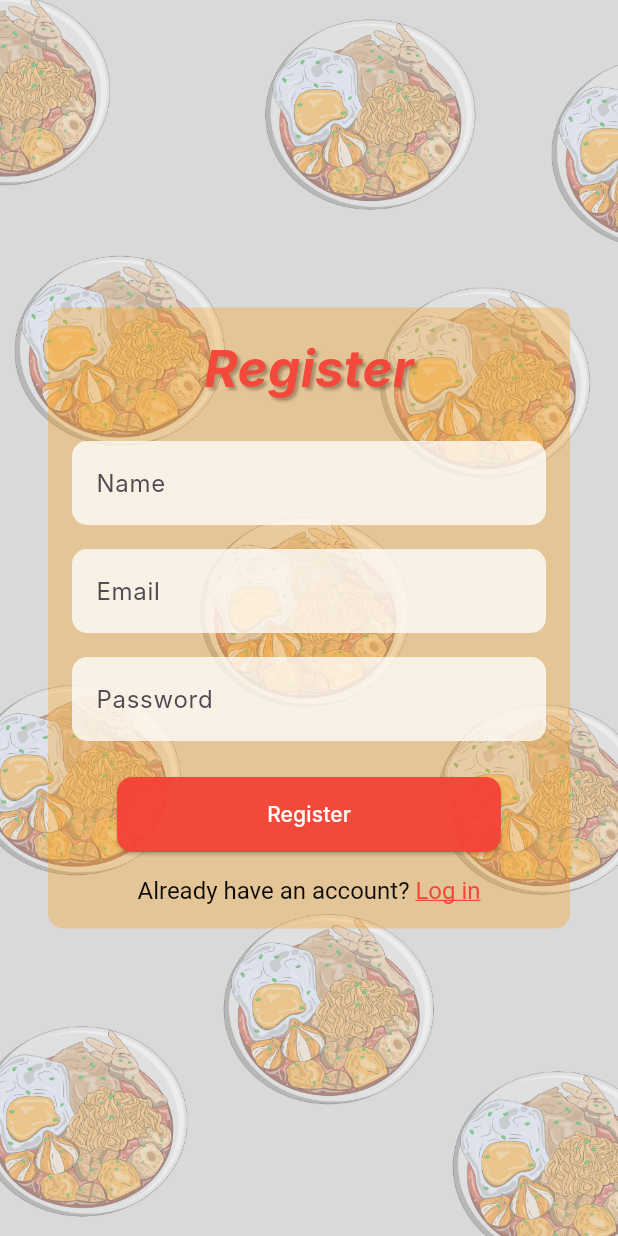
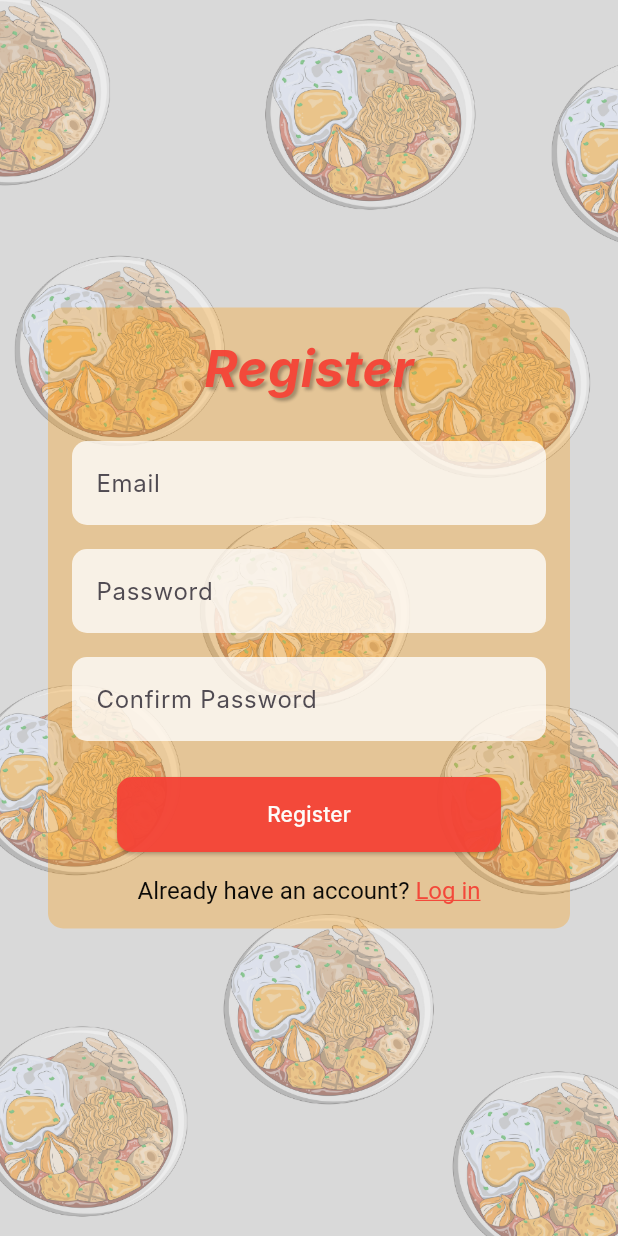
Before and after one commit to aaiiccaa/ente, a Flutter app: the RegisterScreen screen opened directly, on a phone screen of 412 x 824 dp. Run offline on Flutter 3.47's test engine with Material 3 defaults, Android fonts, the phone set to English and light mode, and no system bars; our stand-ins replace flutter_easyloading, flutter_rating_bar; Roboto replaces fonts that are missing (Inter).

Commit message:
Add files via upload

```diff
--- a/lib/dashboard.dart
+++ b/lib/dashboard.dart
@@ -1,5 +1,6 @@
+import 'package:ente/dashboard_restaurant.dart';
 import 'package:flutter/material.dart';
-import 'package:ente/dashboard_restaurant.dart';
+import 'package:flutter_easyloading/flutter_easyloading.dart';
 
 void main() {
   runApp(const MyApp());
@@ -12,6 +13,7 @@ class MyApp extends StatelessWidget {
   Widget build(BuildContext context) {
     return MaterialApp(
       title: 'ENTe',
+      builder: EasyLoading.init(),
       theme: ThemeData(
         primarySwatch: Colors.green,
         fontFamily: 'Inter',
--- a/lib/register.dart
+++ b/lib/register.dart
@@ -1,6 +1,6 @@
 import 'package:flutter/material.dart';
 import 'package:flutter/gestures.dart';
-import 'auth_service.dart'; // Pastikan untuk membuat dan mengimpor auth_service.dart
+import 'service/auth_service.dart'; // Pastikan untuk membuat dan mengimpor auth_service.dart
 import 'login.dart';
 
 class RegisterScreen extends StatefulWidget {
@@ -10,12 +10,14 @@ class RegisterScreen extends StatefulWidget {
   _RegisterScreenState createState() => _RegisterScreenState();
 }
 
-class _RegisterScreenState extends State<RegisterScreen> with SingleTickerProviderStateMixin {
+class _RegisterScreenState extends State<RegisterScreen>
+    with SingleTickerProviderStateMixin {
   late AnimationController _controller;
   late Animation<double> _opacity;
-  final TextEditingController nameController = TextEditingController(); // Tambahkan controller untuk nama
   final TextEditingController emailController = TextEditingController();
   final TextEditingController passwordController = TextEditingController();
+  final TextEditingController confirmPasswordController =
+      TextEditingController();
 
   @override
   void initState() {
@@ -38,19 +40,27 @@ class _RegisterScreenState extends State<RegisterScreen> with SingleTickerProvid
   }
 
   void _register() async {
-    final name = nameController.text; // Ambil input nama
     final email = emailController.text;
     final password = passwordController.text;
+    final confirmPassword = confirmPasswordController.text;
+
+    if (password != confirmPassword) {
+      // Show error message if passwords do not match
+      print('Passwords do not match');
+      return;
+    }
 
     try {
-      final result = await AuthService().register(name, email, password); // Kirim nama ke AuthService
+      print('Eksekusi auth service');
+      final result = await AuthService().register(
+          'Your Name', email, password); // Add your name or create a name field
+      print('hasil response successful: ${result}');
       print('Registration successful: ${result['token']}');
       // Save token and navigate to login screen or dashboard
-      Navigator.pushReplacementNamed(context, '/login');
+      Navigator.pushReplacementNamed(context, '/dashboard');
     } catch (e) {
       print('Registration failed: $e');
       // Show error message
-      ScaffoldMessenger.of(context).showSnackBar(SnackBar(content: Text('Registration failed: $e')));
     }
   }
 
@@ -66,7 +76,8 @@ class _RegisterScreenState extends State<RegisterScreen> with SingleTickerProvid
         ),
         child: Center(
           child: Padding(
-            padding: const EdgeInsets.symmetric(horizontal: 32.0, vertical: 16.0),
+            padding:
+                const EdgeInsets.symmetric(horizontal: 32.0, vertical: 16.0),
             child: Container(
               padding: EdgeInsets.all(16.0),
               decoration: BoxDecoration(
@@ -96,11 +107,14 @@ class _RegisterScreenState extends State<RegisterScreen> with SingleTickerProvid
                       ),
                     ),
                     SizedBox(height: 24),
-                    buildTextField('Name', controller: nameController), // Tambahkan field nama
-                    SizedBox(height: 16),
                     buildTextField('Email', controller: emailController),
                     SizedBox(height: 16),
-                    buildTextField('Password', controller: passwordController, obscureText: true),
+                    buildTextField('Password',
+                        controller: passwordController, obscureText: true),
+                    SizedBox(height: 16),
+                    buildTextField('Confirm Password',
+                        controller: confirmPasswordController,
+                        obscureText: true),
                     SizedBox(height: 24),
                     ElevatedButton(
                       onPressed: _register,
@@ -108,7 +122,8 @@ class _RegisterScreenState extends State<RegisterScreen> with SingleTickerProvid
                       style: ElevatedButton.styleFrom(
                         backgroundColor: Colors.red,
                         foregroundColor: Colors.white,
-                        padding: EdgeInsets.symmetric(horizontal: 100, vertical: 15),
+                        padding:
+                            EdgeInsets.symmetric(horizontal: 100, vertical: 15),
                         shape: RoundedRectangleBorder(
                           borderRadius: BorderRadius.circular(10),
                         ),
@@ -126,7 +141,8 @@ class _RegisterScreenState extends State<RegisterScreen> with SingleTickerProvid
     );
   }
 
-  Widget buildTextField(String hint, {bool obscureText = false, required TextEditingController controller}) {
+  Widget buildTextField(String hint,
+      {bool obscureText = false, required TextEditingController controller}) {
     return TextField(
       controller: controller,
       decoration: InputDecoration(
@@ -150,13 +166,13 @@ class _RegisterScreenState extends State<RegisterScreen> with SingleTickerProvid
           TextSpan(text: "Already have an account? "),
           TextSpan(
             text: 'Log in',
-            style: TextStyle(color: Colors.red, decoration: TextDecoration.underline),
-            recognizer: TapGestureRecognizer()..onTap = () {
-              Navigator.push(
-                  context,
-                  MaterialPageRoute(builder: (context) => LoginScreen())
-              );
-            },
+            style: TextStyle(
+                color: Colors.red, decoration: TextDecoration.underline),
+            recognizer: TapGestureRecognizer()
+              ..onTap = () {
+                Navigator.push(context,
+                    MaterialPageRoute(builder: (context) => LoginScreen()));
+              },
           ),
         ],
       ),
```
Also changed, not shown: lib/login.dart (+38 -16 lines), lib/main.dart (+18 -12 lines).
